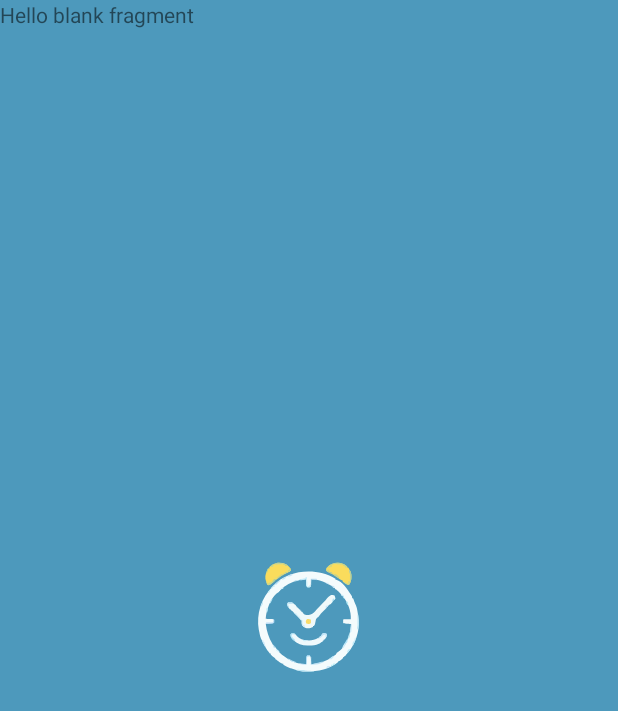
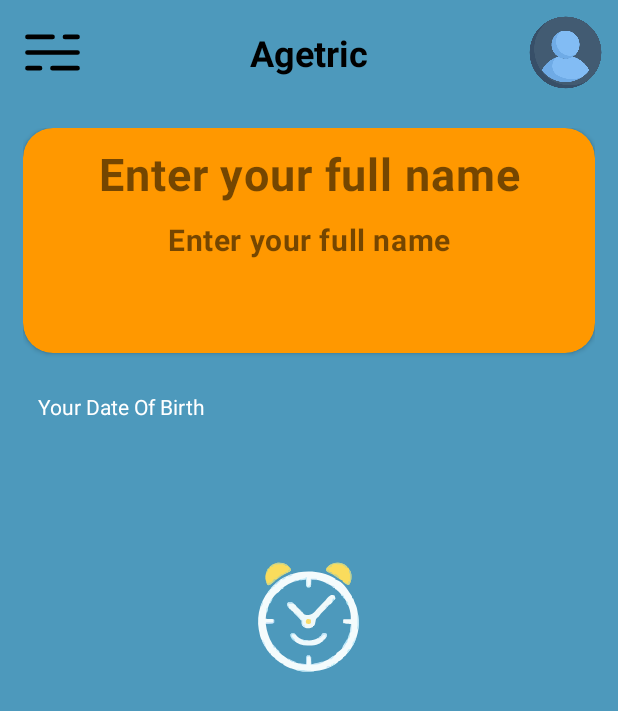
Before and after one commit to Adamweb-jido/AgeCalculator, an Android app: the layout fragment_home.xml on its own in the app's theme, with its tools: preview values and no code run, on a phone screen of 412 x 824 dp. Shown: the top 711 px of the screen. Run offline under Robolectric (Android 15) with nearby library versions, the phone set to English and light mode, and no system bars.

Commit message:
Another commit

```diff
--- a/app/src/main/java/com/adamweb/agecalculator/HomeFragment.kt
+++ b/app/src/main/java/com/adamweb/agecalculator/HomeFragment.kt
@@ -5,7 +5,19 @@ import androidx.fragment.app.Fragment
 import android.view.LayoutInflater
 import android.view.View
 import android.view.ViewGroup
+import com.adamweb.agecalculator.databinding.FragmentHomeBinding
 
 class HomeFragment : Fragment() {
 
+    private var _binding : FragmentHomeBinding? = null
+    private val binding get() = _binding!!
+
+    override fun onCreateView(
+        inflater: LayoutInflater,
+        container: ViewGroup?,
+        savedInstanceState: Bundle?
+    ): View {
+        _binding = FragmentHomeBinding.inflate(inflater, container, false)
+        return binding.root
+    }
 }
--- /dev/null
+++ b/app/src/main/res/drawable/menu_icon.xml
@@ -0,0 +1,13 @@
+<vector xmlns:android="http://schemas.android.com/apk/res/android"
+    android:width="800dp"
+    android:height="800dp"
+    android:viewportWidth="24"
+    android:viewportHeight="24">
+  <path
+      android:pathData="M4,17H8M12,17H20M4,12H20M4,7H12M16,7H20"
+      android:strokeLineJoin="round"
+      android:strokeWidth="1.5"
+      android:fillColor="#00000000"
+      android:strokeColor="#000000"
+      android:strokeLineCap="round"/>
+</vector>
--- a/app/src/main/res/layout/fragment_home.xml
+++ b/app/src/main/res/layout/fragment_home.xml
@@ -1,14 +1,119 @@
 <?xml version="1.0" encoding="utf-8"?>
-<FrameLayout xmlns:android="http://schemas.android.com/apk/res/android"
+<androidx.constraintlayout.widget.ConstraintLayout xmlns:android="http://schemas.android.com/apk/res/android"
+    xmlns:app="http://schemas.android.com/apk/res-auto"
     xmlns:tools="http://schemas.android.com/tools"
     android:layout_width="match_parent"
     android:layout_height="match_parent"
     tools:context=".HomeFragment">
 
-    <!-- TODO: Update blank fragment layout -->
-    <TextView
+    <androidx.constraintlayout.widget.ConstraintLayout
+        android:id="@+id/topBar"
         android:layout_width="match_parent"
-        android:layout_height="match_parent"
-        android:text="@string/hello_blank_fragment" />
+        android:layout_height="70dp"
+        android:paddingStart="10dp"
+        android:paddingEnd="10dp"
+        app:layout_constraintEnd_toEndOf="parent"
+        app:layout_constraintStart_toStartOf="parent"
+        app:layout_constraintTop_toTopOf="parent">
 
-</FrameLayout>
+        <ImageView
+            android:id="@+id/menuBtn"
+            android:layout_width="50dp"
+            android:layout_height="50dp"
+            android:src="@drawable/menu_icon"
+            app:layout_constraintBottom_toBottomOf="parent"
+            app:layout_constraintStart_toStartOf="parent"
+            app:layout_constraintTop_toTopOf="parent" />
+
+        <TextView
+            android:id="@+id/textView"
+            android:layout_width="0dp"
+            android:layout_height="match_parent"
+            android:gravity="center"
+            android:text="@string/app_name"
+            android:textAlignment="center"
+            android:textColor="@color/black"
+            android:textSize="24sp"
+            android:textStyle="bold"
+            app:layout_constraintBottom_toBottomOf="parent"
+            app:layout_constraintEnd_toStartOf="@id/circleImageView"
+            app:layout_constraintStart_toEndOf="@id/menuBtn"
+            app:layout_constraintTop_toTopOf="parent" />
+
+        <de.hdodenhof.circleimageview.CircleImageView
+            android:id="@+id/circleImageView"
+            android:layout_width="50dp"
+            android:layout_height="50dp"
+            android:src="@drawable/user_profile_upload"
+            app:layout_constraintBottom_toBottomOf="parent"
+            app:layout_constraintEnd_toEndOf="parent"
+            app:layout_constraintTop_toTopOf="parent" />
+    </androidx.constraintlayout.widget.ConstraintLayout>
+
+    <ScrollView
+        android:layout_width="0dp"
+        android:layout_height="0dp"
+        android:padding="15dp"
+        app:layout_constraintBottom_toBottomOf="parent"
+        app:layout_constraintEnd_toEndOf="parent"
+        app:layout_constraintStart_toStartOf="parent"
+        app:layout_constraintTop_toBottomOf="@+id/topBar">
+
+        <LinearLayout
+            android:layout_width="match_parent"
+            android:layout_height="wrap_content"
+            android:orientation="vertical">
+
+            <androidx.cardview.widget.CardView
+                android:layout_width="match_parent"
+                android:layout_height="150dp"
+                android:layout_marginBottom="16dp"
+                android:elevation="8dp"
+                app:cardBackgroundColor="@color/faded_yellow"
+                app:cardCornerRadius="20dp">
+
+                <LinearLayout
+                    android:layout_width="match_parent"
+                    android:layout_height="match_parent"
+                    android:orientation="vertical">
+                    <TextView
+                        android:id="@+id/quoteTitle"
+                        android:layout_width="match_parent"
+                        android:layout_height="wrap_content"
+                        android:padding="10dp"
+                        android:textStyle="bold"
+                        android:letterSpacing="0.02"
+                        android:textAlignment="center"
+                        android:text="@string/enter_your_full_name"
+                        android:textSize="30sp"/>
+
+                    <TextView
+                        android:id="@+id/quoteText"
+                        android:layout_width="match_parent"
+                        android:layout_height="wrap_content"
+                        android:textStyle="bold"
+                        android:letterSpacing="0.02"
+                        android:textAlignment="center"
+                        android:text="@string/enter_your_full_name"
+                        android:textSize="20sp"/>
+                </LinearLayout>
+
+            </androidx.cardview.widget.CardView>
+            <LinearLayout
+                android:layout_width="match_parent"
+                android:layout_height="wrap_content"
+                android:orientation="vertical"
+                android:padding="10dp"
+                android:background="@color/faded_blue">
+
+                <TextView
+                    android:layout_width="wrap_content"
+                    android:layout_height="wrap_content"
+                    android:text="Your Date Of Birth"
+                    android:textColor="@color/white"/>
+            </LinearLayout>
+        </LinearLayout>
+
+    </ScrollView>
+
+</androidx.constraintlayout.widget.ConstraintLayout>
```
